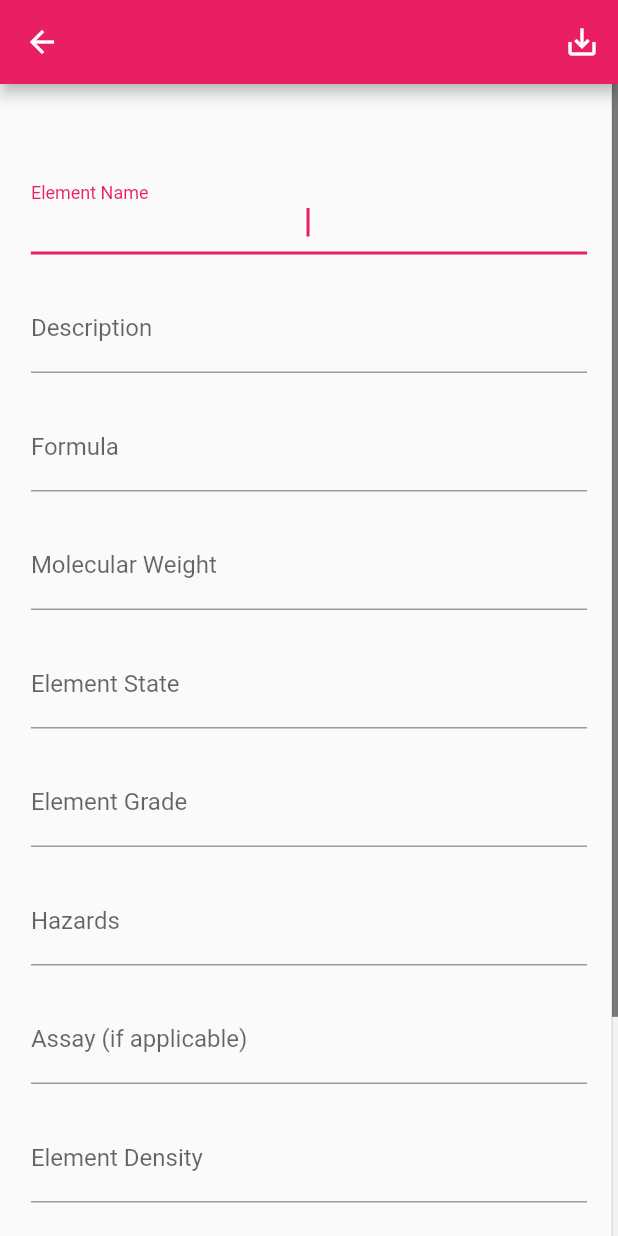
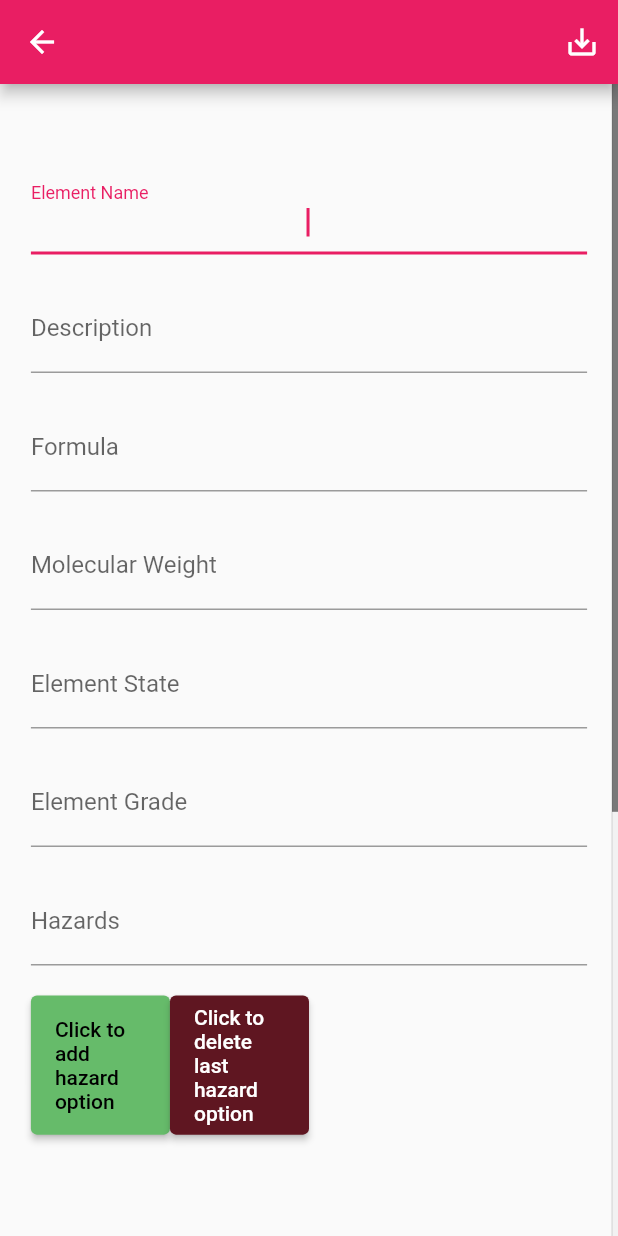
Before and after one commit to sahuishan01/InventoryManagement, a Flutter app: the NewChemical screen opened by its route, on a phone screen of 412 x 824 dp. Run offline on Flutter 3.47's test engine with Material 2 defaults, Android fonts, the light colour scheme and no system bars; our stand-ins replace fluttericon, image_cropper, image_picker, shared_preferences; missing offline and left inert: google_mlkit_text_recognition; accounts and stored records are empty.

Commit message:
adding drop down for hazard options

```diff
--- a/lib/Models/Chemicals/temp_chem_list.dart
+++ b/lib/Models/Chemicals/temp_chem_list.dart
@@ -32,7 +32,7 @@ class ChemList with ChangeNotifier {
             description: value['description'],
             state: value['state'],
             grade: value['grade'],
-            hazard: value['hazard'].toString().split(', '),
+            hazard: List<String>.from(value['hazard']),
             assay: value['assay'],
             density: value['density'],
             boilingPoint: value['boilingPoint'],
--- a/lib/Screens/authentication.dart
+++ b/lib/Screens/authentication.dart
@@ -102,9 +102,10 @@ class _AuthenticationState extends State<Authentication> {
         } else if (err.toString().contains('INVALID_PASSWORD')) {
           errorMessage = "Invalid Password ";
         }
+        print(err);
         _showError(errorMessage);
       } catch (err) {
-        const errorMessage = 'Something went wrong, please try again';
+        const errorMessage = 'Network error!';
         _showError(errorMessage);
       }
       setState(() {
@@ -181,8 +182,9 @@ class _AuthenticationState extends State<Authentication> {
                                 },
                                 autovalidateMode:
                                     AutovalidateMode.onUserInteraction,
+                                textInputAction: TextInputAction.next,
                                 onSaved: (value) {
-                                  _authData['email'] = value as String;
+                                  _authData['email'] = value.toString().trim();
                                 },
                               ),
                             ),
--- a/lib/Screens/new_chemical.dart
+++ b/lib/Screens/new_chemical.dart
@@ -1,3 +1,5 @@
+import 'package:flutter_application_1/Models/CustomColors.dart';
+
 import '../Models/Chemicals/temp_chem_list.dart';
 
 import 'package:flutter/material.dart';
@@ -132,8 +134,73 @@ class _NewChemicalState extends State<NewChemical> {
     super.didChangeDependencies();
   }
 
+//drop down
+  List<String> hazardList = [];
+  List<Widget> dropDownWidgetList = [];
+
+  void addDropDown(dropDown) {
+    setState(() {
+      dropDownWidgetList.add(dropDown);
+    });
+  }
+
+  void deleteDropDown() {
+    setState(() {
+      dropDownWidgetList.removeLast();
+    });
+  }
+
   @override
   Widget build(BuildContext context) {
+    final Size deviceSize = MediaQuery.of(context).size;
+
+    final dropDown = SizedBox(
+      height: deviceSize.height * 0.02,
+      child: DropdownButtonFormField(
+        elevation: 5,
+        items: const [
+          DropdownMenuItem(
+            value: 'asphyxiants',
+            child: Text('asphyxiants'),
+          ),
+          DropdownMenuItem(
+            value: 'Corrosives',
+            child: Text('Corrosives'),
+          ),
+          DropdownMenuItem(
+            value: 'Irritants',
+            child: Text('Irritants'),
+          ),
+          DropdownMenuItem(
+            value: 'Sensitizers',
+            child: Text('Sensitizers'),
+          ),
+          DropdownMenuItem(
+            value: 'Carcinogens',
+            child: Text('Carcinogens'),
+          ),
+          DropdownMenuItem(
+            value: 'Mutagens',
+            child: Text('Mutagens'),
+          ),
+          DropdownMenuItem(
+            value: 'Teratogens',
+            child: Text('Teratogens'),
+          ),
+          DropdownMenuItem(
+            value: 'Reactive',
+            child: Text('Reactive'),
+          ),
+          DropdownMenuItem(
+            value: 'flammable',
+            child: Text('Flammable'),
+          ),
+        ],
+        onSaved: (newValue) =>
+            hazardList.add(newValue.toString().toUpperCase()),
+        onChanged: ((value) {}),
+      ),
+    );
     double deviceHeight = MediaQuery.of(context).size.height;
     double deviceWidth = MediaQuery.of(context).size.width;
     AppBar appBar = AppBar(
@@ -148,7 +215,6 @@ class _NewChemicalState extends State<NewChemical> {
         )
       ],
     );
-    // double appBarHeight = appBar.preferredSize.height;
 
     return Scaffold(
       appBar: appBar,
@@ -220,11 +286,12 @@ class _NewChemicalState extends State<NewChemical> {
                         ),
                         //formula
                         TextFormField(
-                          initialValue: _initValues['formula'].toString(),
+                          initialValue:
+                              _initValues['formula'].toString().toUpperCase(),
                           onSaved: (value) => {
                             if (value != null && value.isNotEmpty)
                               {
-                                _tempChemical.formula = value,
+                                _tempChemical.formula = value.toUpperCase(),
                                 _tempChemical.id = _initValues['id'].toString(),
                               }
                           },
@@ -237,8 +304,6 @@ class _NewChemicalState extends State<NewChemical> {
                           ),
                           textInputAction: TextInputAction.next,
                           focusNode: _formulaFocus,
-                          // onFieldSubmitted: (_) =>
-                          //     Focus.of(context).requestFocus(_molWeightFocus),
                         ),
                         const SizedBox(
                           height: 20,
@@ -352,6 +417,40 @@ class _NewChemicalState extends State<NewChemical> {
                           ),
                           keyboardType: TextInputType.name,
                           textInputAction: TextInputAction.next,
+                        ),
+                        const SizedBox(
+                          height: 20,
+                        ),
+                        SizedBox(
+                          height: deviceHeight * 0.3,
+                          width: deviceWidth,
+                          child: GridView.count(
+                            crossAxisCount: 4,
+                            children: [
+                              ...dropDownWidgetList,
+                              ElevatedButton(
+                                style: ButtonStyle(
+                                    alignment: Alignment.center,
+                                    backgroundColor: MaterialStatePropertyAll(
+                                        Colors.green.shade400)),
+                                onPressed: () => addDropDown(dropDown),
+                                child: const Text(
+                                  "Click to add hazard option",
+                                  style: TextStyle(color: Colors.black),
+                                ),
+                              ),
+                              ElevatedButton(
+                                  style: ButtonStyle(
+                                      alignment: Alignment.center,
+                                      backgroundColor: MaterialStatePropertyAll(
+                                          Palette.darkRed.shade300)),
+                                  onPressed: deleteDropDown,
+                                  child: const Text(
+                                    "Click to delete last hazard option",
+                                    style: TextStyle(color: Colors.white),
+                                  )),
+                            ],
+                          ),
                         ),
                         const SizedBox(
                           height: 20,
```
Also changed, not shown: lib/Screens/single_chemical.dart (+32 -10 lines), lib/Widgets/login/form.dart (deleted, +0 -140 lines), lib/Widgets/login/password_forget.dart (deleted, +0 -29 lines).
